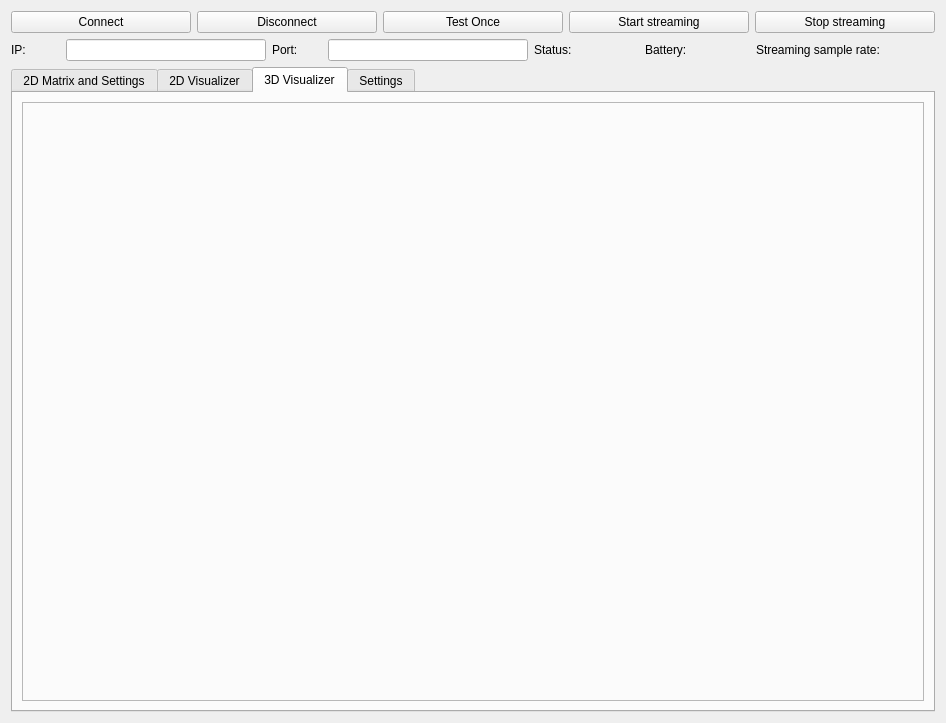
Old version of the form tools/gui/ui/slamdeck_tab.ui in the repository victorhook/slamdeck.
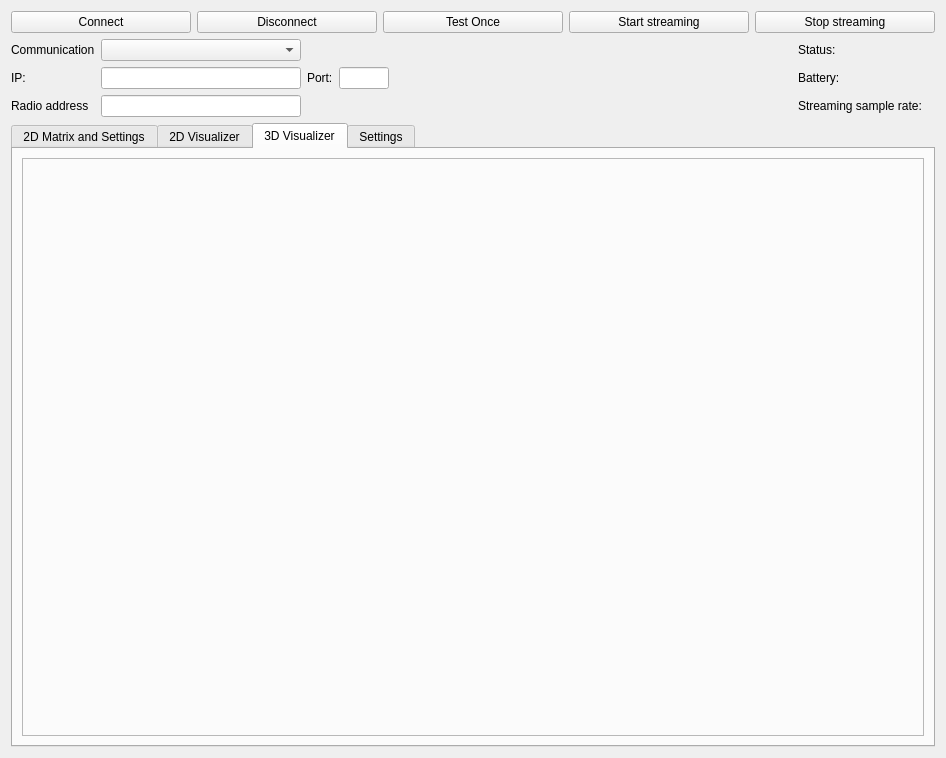
New version of the form.

Commit message: Got Slamdeck to work over CRTP. Seems to be congestion issue though.

```diff
--- a/tools/gui/ui/slamdeck_tab.ui
+++ b/tools/gui/ui/slamdeck_tab.ui
@@ -56,48 +56,89 @@
       </layout>
      </item>
      <item>
-      <layout class="QHBoxLayout" name="horizontalLayout_5">
-       <item>
-        <widget class="QLabel" name="label_11">
-         <property name="sizePolicy">
-          <sizepolicy hsizetype="Minimum" vsizetype="Preferred">
-           <horstretch>0</horstretch>
-           <verstretch>0</verstretch>
-          </sizepolicy>
-         </property>
-         <property name="text">
-          <string>IP:</string>
-         </property>
-        </widget>
-       </item>
-       <item>
-        <widget class="QLineEdit" name="editIp">
-         <property name="maximumSize">
-          <size>
-           <width>200</width>
-           <height>16777215</height>
-          </size>
-         </property>
-        </widget>
-       </item>
-       <item>
+      <layout class="QGridLayout" name="gridLayout">
+       <item row="1" column="2">
         <widget class="QLabel" name="label_4">
          <property name="text">
           <string>Port:</string>
          </property>
         </widget>
        </item>
-       <item>
+       <item row="1" column="1">
+        <widget class="QLineEdit" name="editIp">
+         <property name="maximumSize">
+          <size>
+           <width>200</width>
+           <height>16777215</height>
+          </size>
+         </property>
+        </widget>
+       </item>
+       <item row="2" column="0">
+        <widget class="QLabel" name="label_5">
+         <property name="text">
+          <string>Radio address</string>
+         </property>
+        </widget>
+       </item>
+       <item row="2" column="1">
+        <widget class="QLineEdit" name="editRadioAddress">
+         <property name="maximumSize">
+          <size>
+           <width>200</width>
+           <height>16777215</height>
+          </size>
+         </property>
+        </widget>
+       </item>
+       <item row="1" column="0">
+        <widget class="QLabel" name="label_11">
+         <property name="sizePolicy">
+          <sizepolicy hsizetype="Minimum" vsizetype="Preferred">
+           <horstretch>0</horstretch>
+           <verstretch>0</verstretch>
+          </sizepolicy>
+         </property>
+         <property name="text">
+          <string>IP:</string>
+         </property>
+        </widget>
+       </item>
+       <item row="1" column="6">
         <widget class="QLineEdit" name="editPort">
          <property name="maximumSize">
           <size>
-           <width>200</width>
+           <width>50</width>
            <height>16777215</height>
           </size>
          </property>
         </widget>
        </item>
-       <item>
+       <item row="0" column="1">
+        <widget class="QComboBox" name="comboCommunication"/>
+       </item>
+       <item row="0" column="0">
+        <widget class="QLabel" name="label_3">
+         <property name="text">
+          <string>Communication</string>
+         </property>
+        </widget>
+       </item>
+       <item row="1" column="8">
+        <widget class="QLabel" name="label_2">
+         <property name="text">
+          <string>Battery:</string>
+         </property>
+        </widget>
+       </item>
+       <item row="1" column="9">
+        <widget class="QLabel" name="labelBattery">
+         <property name="text">
+          <string/>
+         </property>
+        </widget>
+       </item>
+       <item row="0" column="8">
         <widget class="QLabel" name="label">
          <property name="enabled">
           <bool>true</bool>
@@ -122,41 +163,40 @@
          </property>
         </widget>
        </item>
-       <item>
+       <item row="0" column="9">
         <widget class="QLabel" name="statusText">
          <property name="text">
           <string/>
          </property>
         </widget>
        </item>
-       <item>
-        <widget class="QLabel" name="label_2">
-         <property name="text">
-          <string>Battery:</string>
-         </property>
-        </widget>
-       </item>
-       <item>
-        <widget class="QLabel" name="labelBattery">
-         <property name="text">
-          <string/>
-         </property>
-        </widget>
-       </item>
-       <item>
+       <item row="2" column="8">
         <widget class="QLabel" name="label_14">
          <property name="text">
           <string>Streaming sample rate:</string>
          </property>
         </widget>
        </item>
-       <item>
+       <item row="2" column="9">
         <widget class="QLabel" name="labelSampleRate">
          <property name="text">
           <string/>
          </property>
         </widget>
        </item>
+       <item row="1" column="7">
+        <spacer name="horizontalSpacer">
+         <property name="orientation">
+          <enum>Qt::Horizontal</enum>
+         </property>
+         <property name="sizeHint" stdset="0">
+          <size>
+           <width>40</width>
+           <height>20</height>
+          </size>
+         </property>
+        </spacer>
+       </item>
       </layout>
      </item>
      <item>
```
The commit also changes 11 other files.
